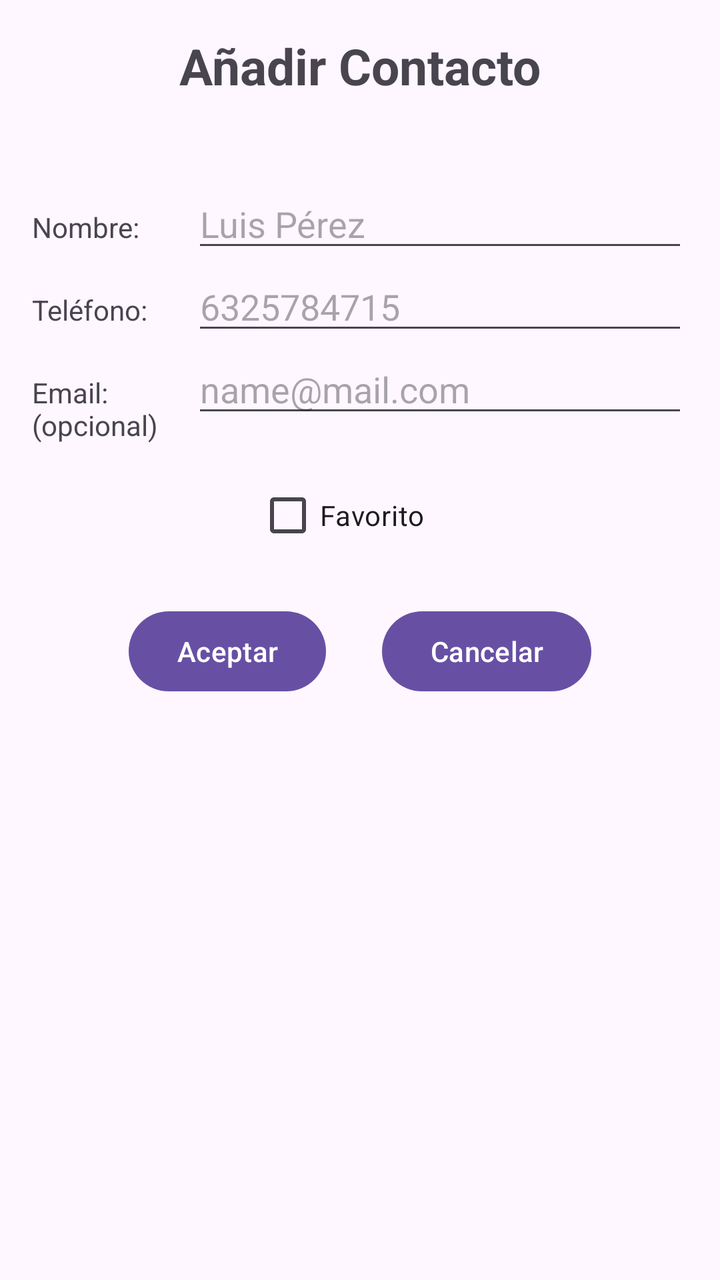
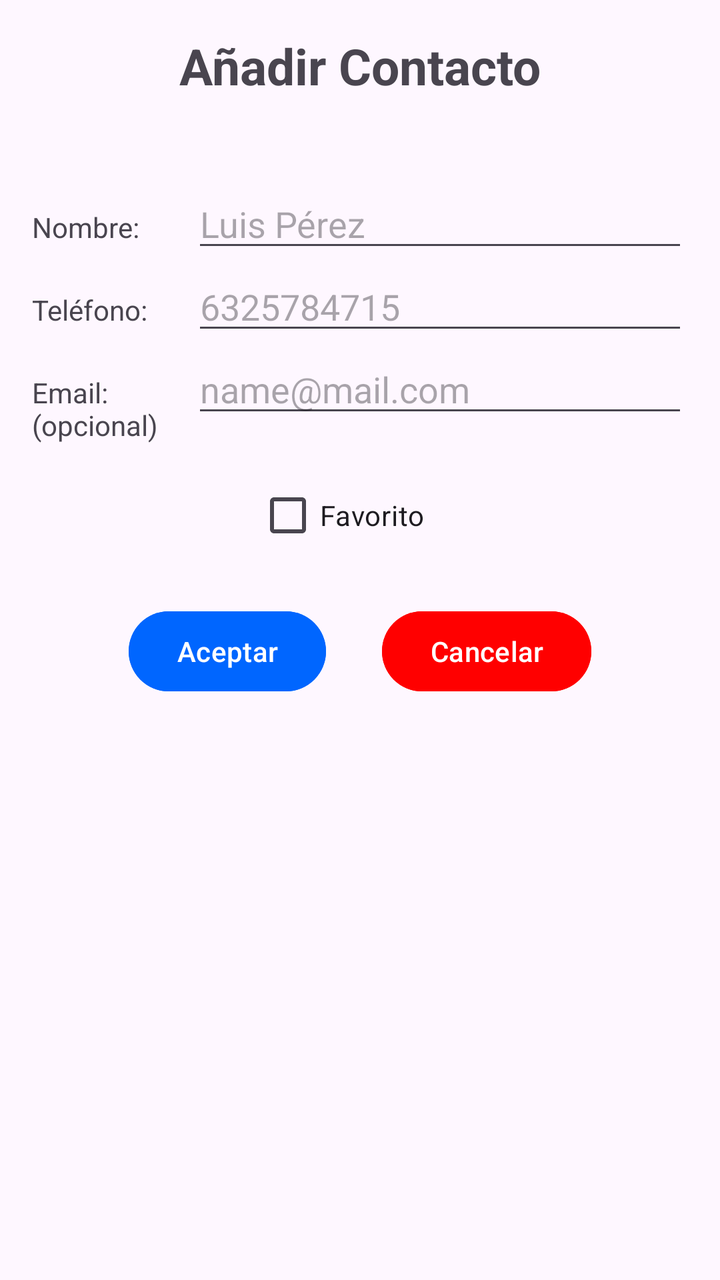

Before-and-after screenshots of an Android layout around one commit, followed by the original layout XML and the change that was made.
<!-- AndroidManifest.xml: application theme Theme.MiAgenda -->
<!-- res/layout/activity_contacto_form.xml -->
<?xml version="1.0" encoding="utf-8"?>
<androidx.constraintlayout.widget.ConstraintLayout xmlns:android="http://schemas.android.com/apk/res/android"
    xmlns:app="http://schemas.android.com/apk/res-auto"
    xmlns:tools="http://schemas.android.com/tools"
    android:id="@+id/main"
    android:layout_width="match_parent"
    android:layout_height="match_parent"
    tools:context=".ContactoFormActivity"
    android:padding="16dp">

    <TextView
        android:id="@+id/title"
        android:layout_width="wrap_content"
        android:layout_height="wrap_content"
        android:text="@string/add_contact_form_title"
        app:layout_constraintTop_toTopOf="parent"
        app:layout_constraintEnd_toEndOf="parent"
        app:layout_constraintStart_toStartOf="parent"
        android:textSize="25sp"
        android:textStyle="bold"
    />

    <TextView
        android:id="@+id/name"
        android:layout_width="80dp"
        android:layout_height="wrap_content"
        app:layout_constraintBaseline_toBaselineOf="@+id/name_input"
        app:layout_constraintStart_toStartOf="parent"
        android:text="@string/name"
    />
    <EditText
        android:id="@+id/name_input"
        android:layout_width="0dp"
        android:layout_height="wrap_content"
        android:inputType="textPersonName"
        android:hint="@string/name_example"
        app:layout_constraintTop_toBottomOf="@+id/title"
        app:layout_constraintStart_toEndOf="@id/name"
        app:layout_constraintEnd_toEndOf="parent"
        android:layout_marginTop="40dp"
    />

    <TextView
        android:id="@+id/phone"
        android:layout_width="80dp"
        android:layout_height="wrap_content"
        android:text="@string/phone"
        app:layout_constraintStart_toStartOf="parent"
        app:layout_constraintBaseline_toBaselineOf="@+id/phone_input"
    />
    <EditText
        android:id="@+id/phone_input"
        android:layout_width="0dp"
        android:layout_height="wrap_content"
        android:inputType="phone"
        android:hint="@string/phone_example"
        app:layout_constraintTop_toBottomOf="@+id/name_input"
        app:layout_constraintEnd_toEndOf="parent"
        app:layout_constraintStart_toEndOf="@+id/phone"
    />

    <TextView
        android:id="@+id/email"
        android:layout_width="80dp"
        android:layout_height="wrap_content"
        app:layout_constraintStart_toStartOf="parent"
        app:layout_constraintBaseline_toBaselineOf="@+id/email_input"
        android:text="@string/email"
    />
    <EditText
        android:id="@+id/email_input"
        android:layout_width="0dp"
        android:layout_height="wrap_content"
        app:layout_constraintStart_toEndOf="@+id/email"
        app:layout_constraintTop_toBottomOf="@+id/phone_input"
        app:layout_constraintEnd_toEndOf="parent"
        android:inputType="textEmailAddress"
        android:hint="@string/email_example"
    />

    <CheckBox
        android:id="@+id/favourite"
        android:layout_width="wrap_content"
        android:layout_height="wrap_content"
        android:text="@string/favourite"
        app:layout_constraintStart_toStartOf="parent"
        app:layout_constraintEnd_toEndOf="parent"
        app:layout_constraintTop_toBottomOf="@+id/email_input"
        android:layout_marginTop="20dp"
        android:layout_marginEnd="20dp"
    />

    <Button
        android:id="@+id/btnAccept"
        android:layout_width="wrap_content"
        android:layout_height="wrap_content"
        android:text="@string/btn_accept"
        app:layout_constraintStart_toStartOf="parent"
        app:layout_constraintHorizontal_chainStyle="packed"
        app:layout_constraintTop_toBottomOf="@+id/favourite"
        app:layout_constraintEnd_toStartOf="@+id/btnCancel"
        android:layout_marginTop="20dp"
        android:layout_marginEnd="20dp"
    />
    <Button
        android:id="@+id/btnCancel"
        android:layout_width="wrap_content"
        android:layout_height="wrap_content"
        android:text="@string/btn_cancel"
        app:layout_constraintStart_toEndOf="@+id/btnAccept"
        app:layout_constraintTop_toTopOf="@+id/btnAccept"
        app:layout_constraintEnd_toEndOf="parent"
        android:layout_marginStart="8dp"
    />


</androidx.constraintlayout.widget.ConstraintLayout>
<!-- resources referenced by this layout -->
<resources>
  <string name="add_contact_form_title">Añadir Contacto</string>
  <string name="btn_accept">Aceptar</string>
  <string name="btn_cancel">Cancelar</string>
  <string name="email">Email: (opcional)</string>
  <string name="email_example">name@mail.com</string>
  <string name="favourite">Favorito</string>
  <string name="name">Nombre: </string>
  <string name="name_example">Luis Pérez</string>
  <string name="phone">Teléfono: </string>
  <string name="phone_example">6325784715</string>
  <style name="Theme.MiAgenda" parent="Base.Theme.MiAgenda" />
  <style name="Base.Theme.MiAgenda" parent="Theme.Material3.DayNight.NoActionBar">
          
          
      </style>
</resources>

<!-- the commit's change to res/layout/activity_contacto_form.xml (unified diff, before → after) -->
@@ -101,6 +101,7 @@
         app:layout_constraintEnd_toStartOf="@+id/btnCancel"
         android:layout_marginTop="20dp"
         android:layout_marginEnd="20dp"
+        android:backgroundTint="@color/blue"
     />
     <Button
         android:id="@+id/btnCancel"
@@ -111,6 +112,7 @@
         app:layout_constraintTop_toTopOf="@+id/btnAccept"
         app:layout_constraintEnd_toEndOf="parent"
         android:layout_marginStart="8dp"
+        android:backgroundTint="@color/red"
     />
 
 
<!-- resource entries referenced after the edit -->
@@ -1,5 +1,7 @@
 <!-- resources referenced by this layout -->
 <resources>
+  <color name="blue">#0066FF</color>
+  <color name="red">#FF0000</color>
   <string name="add_contact_form_title">Añadir Contacto</string>
   <string name="btn_accept">Aceptar</string>
   <string name="btn_cancel">Cancelar</string>
